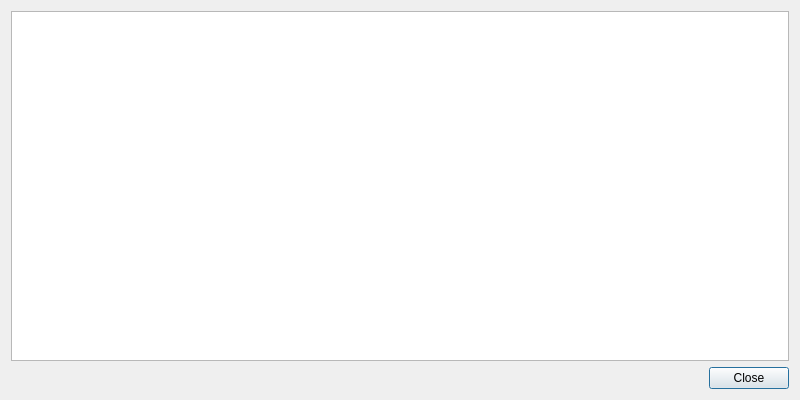
Above: src/qt/forms/kevadetaildialog.ui from kvazar-network/kevacoin before the change. Below: the same form after it.
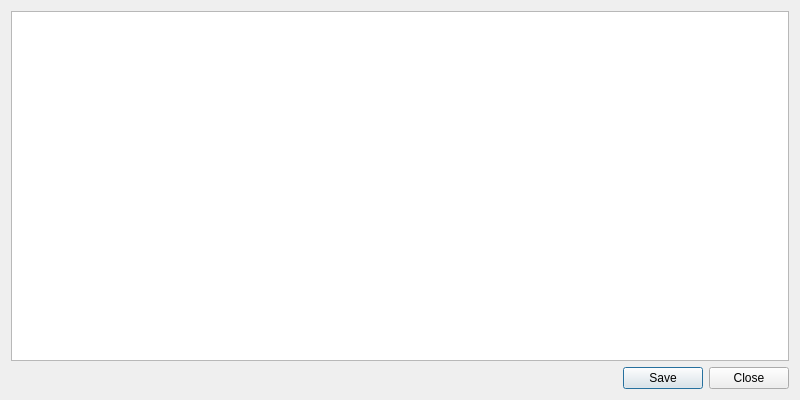
That is the form after the change.

Patch:
```diff
--- a/src/qt/forms/kevadetaildialog.ui
+++ b/src/qt/forms/kevadetaildialog.ui
@@ -30,7 +30,7 @@
       <enum>Qt::Horizontal</enum>
      </property>
      <property name="standardButtons">
-      <set>QDialogButtonBox::Close</set>
+      <set>QDialogButtonBox::Close|QDialogButtonBox::Save</set>
      </property>
     </widget>
    </item>
```
Left out of the diff: 2 changed lines with no effect on the pictures.
